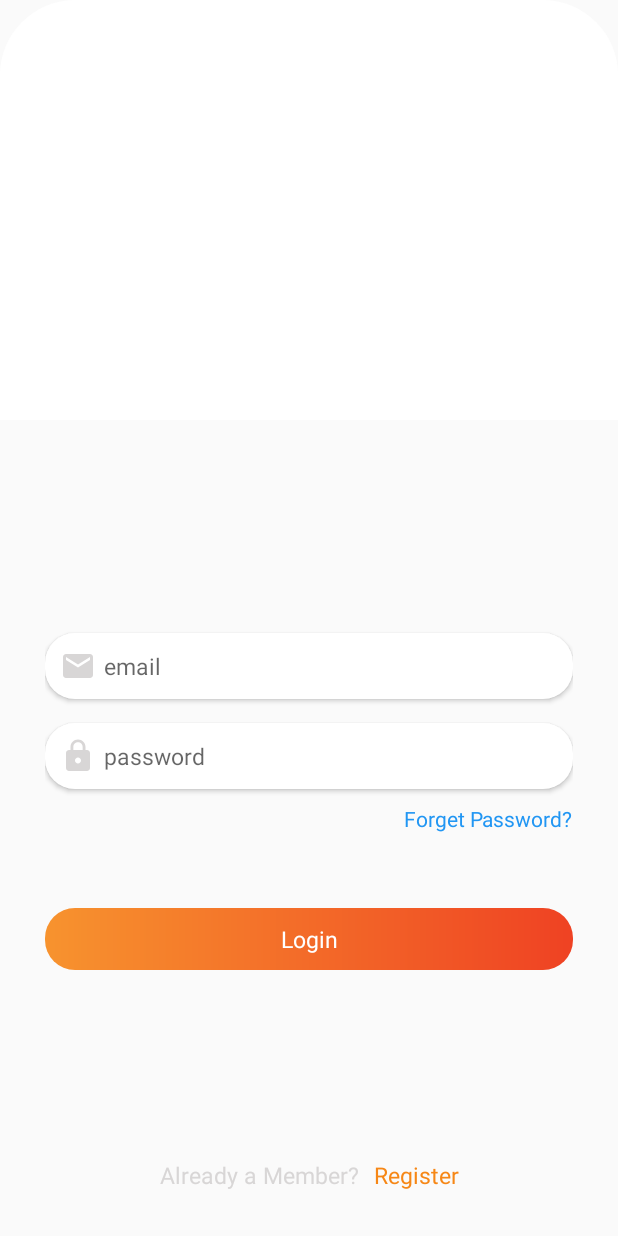
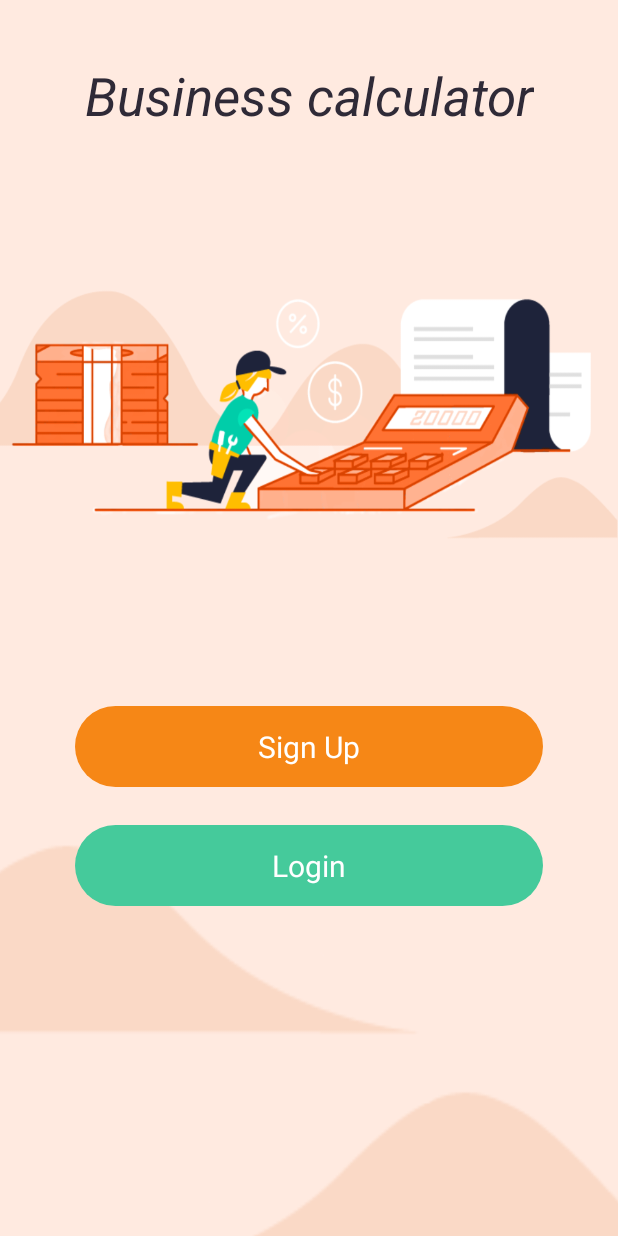
Before and after one commit to shopocus/ecommerce-calculator-app, an Android app: the screen it shows after launch (LoginActivity before the commit, HomeScreen after it), on a phone screen of 412 x 824 dp. Run offline under Robolectric (Android 15) with nearby library versions, the phone set to English and light mode, and no system bars.

Commit message:
layout for login/signup homescreen options

```diff
--- a/app/src/main/AndroidManifest.xml
+++ b/app/src/main/AndroidManifest.xml
@@ -28,6 +28,7 @@
             </intent-filter>
         </activity>
 
+        <activity android:name=".activities.HomeScreen"></activity>
         <activity android:name=".activities.RegistrationActivity"></activity>
         <activity android:name=".activities.Verification"></activity>
         <activity android:name=".activities.LoginActivity"></activity>
--- /dev/null
+++ b/app/src/main/java/com/ecommerce/calculator/activities/HomeScreen.java
@@ -0,0 +1,16 @@
+package com.ecommerce.calculator.activities;
+
+import android.os.Bundle;
+
+import androidx.appcompat.app.AppCompatActivity;
+
+import com.ecommerce.calculator.R;
+
+public class HomeScreen  extends AppCompatActivity {
+
+    @Override
+    protected void onCreate(Bundle savedInstanceState) {
+        super.onCreate(savedInstanceState);
+        setContentView(R.layout.homescreen);
+    }
+}
--- a/app/src/main/java/com/ecommerce/calculator/activities/SplashScreen.java
+++ b/app/src/main/java/com/ecommerce/calculator/activities/SplashScreen.java
@@ -16,10 +16,10 @@ public class SplashScreen extends AppCompatActivity {
         new Handler().postDelayed(new Runnable() {
             @Override
             public void run(){
-                Intent i = new Intent(SplashScreen.this, LoginActivity.class);
+                Intent i = new Intent(SplashScreen.this, HomeScreen.class);
                 startActivity(i);
                 finish();
             }
-        },3000);
+        },1500);
     }
 }
--- a/app/src/main/res/drawable/button_background.xml
+++ b/app/src/main/res/drawable/button_background.xml
@@ -1,5 +1,5 @@
 <shape xmlns:android="http://schemas.android.com/apk/res/android">
-    <corners android:radius="20dp"/>
+    <corners android:radius="30dp"/>
     <gradient android:startColor="@color/colorAccent"
         android:endColor="@color/colorPrimaryDark">
     </gradient>
--- /dev/null
+++ b/app/src/main/res/drawable/loginbutton.xml
@@ -0,0 +1,4 @@
+<shape xmlns:android="http://schemas.android.com/apk/res/android">
+    <corners android:radius="30dp"/>
+    <solid android:color="#45CA9B"></solid>
+</shape>
--- /dev/null
+++ b/app/src/main/res/drawable/singupbutton.xml
@@ -0,0 +1,4 @@
+<shape xmlns:android="http://schemas.android.com/apk/res/android">
+    <corners android:radius="30dp"/>
+    <solid android:color="@color/colorPrimary"></solid>
+</shape>
--- /dev/null
+++ b/app/src/main/res/layout/homescreen.xml
@@ -0,0 +1,73 @@
+<?xml version="1.0" encoding="utf-8"?>
+<androidx.constraintlayout.widget.ConstraintLayout
+    xmlns:android="http://schemas.android.com/apk/res/android"
+    xmlns:app="http://schemas.android.com/apk/res-auto"
+    xmlns:tools="http://schemas.android.com/tools"
+    android:layout_width="match_parent"
+    android:layout_height="match_parent"
+    android:background="@drawable/homescreen1">
+
+    <TextView
+        android:id="@+id/editText"
+        android:layout_width="wrap_content"
+        android:layout_height="wrap_content"
+        android:text="Business calculator"
+        android:textColor="#2F2A37"
+        android:textSize="35sp"
+        android:textStyle="italic"
+        android:layout_marginTop="40dp"
+        app:layout_constraintEnd_toEndOf="parent"
+        app:layout_constraintStart_toStartOf="parent"
+        app:layout_constraintTop_toTopOf="parent" />
+
+    <!--<TextView
+        android:id="@+id/textView2"
+        android:layout_width="wrap_content"
+        android:layout_height="wrap_content"
+        android:text="now business becomes easy"
+        android:textColor="#673AB7"
+        android:textSize="22sp"
+        app:layout_constraintStart_toStartOf="@+id/editText"
+        app:layout_constraintTop_toBottomOf="@+id/editText" />-->
+
+    <androidx.constraintlayout.widget.ConstraintLayout
+        android:id="@+id/constraintLayout4"
+        android:layout_width="match_parent"
+        android:layout_height="wrap_content"
+        android:paddingHorizontal="50dp"
+        android:layout_marginTop="250dp"
+        app:layout_constraintBottom_toBottomOf="parent"
+        app:layout_constraintEnd_toEndOf="parent"
+        app:layout_constraintStart_toStartOf="parent"
+        app:layout_constraintTop_toTopOf="parent">
+
+        <TextView
+            android:id="@+id/buttonsignUp"
+            android:layout_width="match_parent"
+            android:layout_height="wrap_content"
+            android:background="@drawable/singupbutton"
+            android:gravity="center"
+            android:padding="13dp"
+            android:text="Sign Up"
+            android:textAllCaps="false"
+            android:textColor="@color/white"
+            android:textSize="20sp"
+            app:layout_constraintTop_toTopOf="parent" />
+
+        <TextView
+            android:id="@+id/buttonLogin"
+            android:layout_width="match_parent"
+            android:layout_height="wrap_content"
+            android:layout_marginTop="25dp"
+            android:background="@drawable/loginbutton"
+            android:gravity="center"
+            android:padding="13dp"
+            android:text="Login"
+            android:textAllCaps="false"
+            android:textColor="@color/white"
+            android:textSize="20sp"
+            app:layout_constraintTop_toBottomOf="@+id/buttonsignUp" />
+
+    </androidx.constraintlayout.widget.ConstraintLayout>
+
+</androidx.constraintlayout.widget.ConstraintLayout>
```
Also changed, not shown: app/src/main/res/drawable-v24/background.png (deleted), app/src/main/res/drawable/background.png (added), app/src/main/res/drawable/background1.png (added), app/src/main/res/drawable/background2.png (added), app/src/main/res/drawable/bitcoin.jpg (added), app/src/main/res/drawable/homescreen.png (added), app/src/main/res/drawable/homescreen1.png (added).
